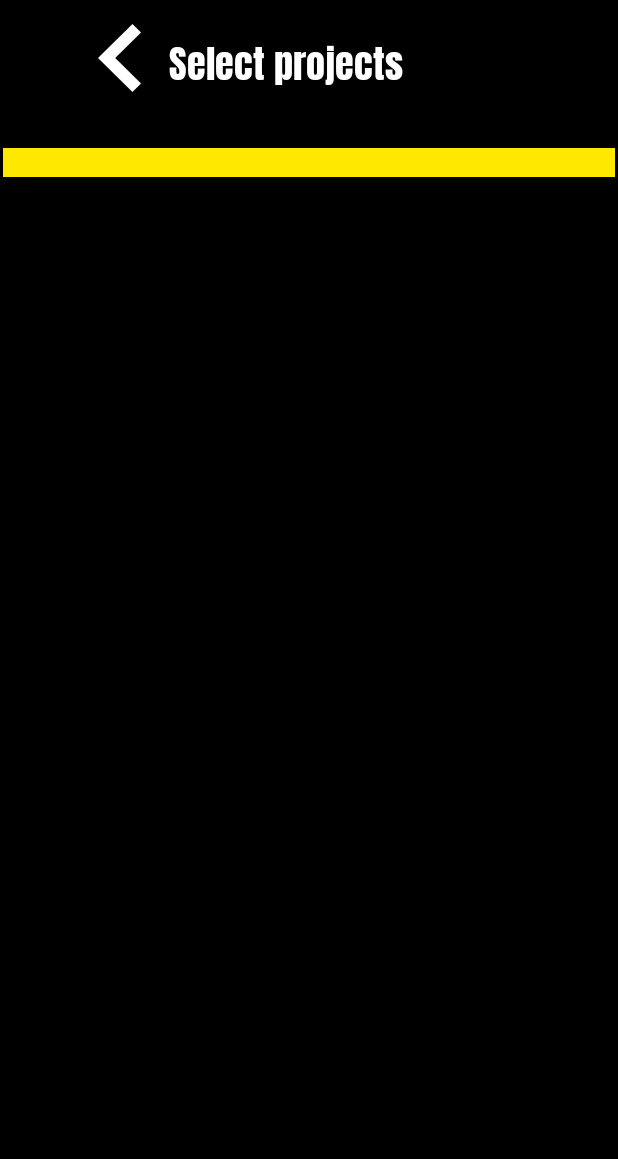
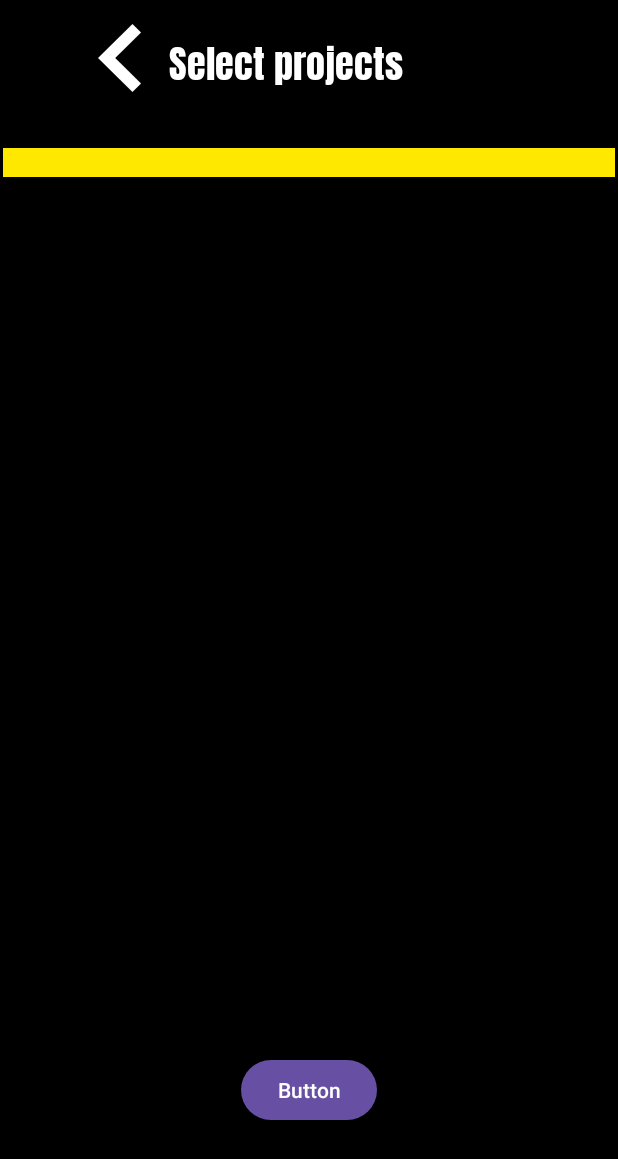
Before and after one commit to ST10136414/OPSC7311_ST10136414_JonathanBezuidenhout, an Android app: the SelectProjectActivity screen opened directly, with no data from a screen before it, on a phone screen of 412 x 824 dp. Shown: the top 1159 px of the screen. Run offline under Robolectric (Android 15) with nearby library versions, the phone set to English and light mode, and no system bars.

Commit message:
attempted fixes

```diff
--- a/app/src/main/res/layout/activity_select_project.xml
+++ b/app/src/main/res/layout/activity_select_project.xml
@@ -40,22 +40,39 @@
         app:layout_constraintVertical_bias="0.4" />
 
     <ScrollView
-        android:id="@+id/scrollView"
-        android:layout_width="404dp"
-        android:layout_height="519dp"
+        android:id="@+id/projectTimeScrollView"
+        android:layout_width="189dp"
+        android:layout_height="485dp"
         app:layout_constraintBottom_toBottomOf="parent"
         app:layout_constraintEnd_toEndOf="parent"
-        app:layout_constraintHorizontal_bias="0.285"
+        app:layout_constraintHorizontal_bias="0.967"
+        app:layout_constraintStart_toEndOf="@+id/projectNameScrollView"
+        app:layout_constraintTop_toBottomOf="@+id/view"
+        app:layout_constraintVertical_bias="0.115">
+
+        <LinearLayout
+            android:id="@+id/projectsTimeContainer"
+            android:layout_width="match_parent"
+            android:layout_height="wrap_content"
+            android:orientation="vertical" />
+    </ScrollView>
+
+    <ScrollView
+        android:id="@+id/projectNameScrollView"
+        android:layout_width="189dp"
+        android:layout_height="485dp"
+        app:layout_constraintBottom_toBottomOf="parent"
+        app:layout_constraintEnd_toEndOf="parent"
+        app:layout_constraintHorizontal_bias="0.009"
         app:layout_constraintStart_toStartOf="parent"
         app:layout_constraintTop_toBottomOf="@+id/view"
-        >
+        app:layout_constraintVertical_bias="0.115">
 
         <LinearLayout
-            android:id="@+id/projectsContainer"
+            android:id="@+id/projectsNameContainer"
             android:layout_width="match_parent"
             android:layout_height="wrap_content"
-            android:orientation="vertical"
-            />
+            android:orientation="vertical" />
     </ScrollView>
 
     <View
@@ -70,4 +87,14 @@
         app:layout_constraintStart_toStartOf="parent"
         app:layout_constraintTop_toTopOf="parent"
         app:layout_constraintVertical_bias="0.123" />
+
+    <Button
+        android:id="@+id/button"
+        android:layout_width="wrap_content"
+        android:layout_height="wrap_content"
+        android:text="Button"
+        app:layout_constraintBottom_toBottomOf="parent"
+        app:layout_constraintEnd_toEndOf="parent"
+        app:layout_constraintStart_toStartOf="parent"
+        app:layout_constraintTop_toBottomOf="@+id/projectNameScrollView" />
 </androidx.constraintlayout.widget.ConstraintLayout>
```
Also changed, not shown: app/src/main/java/Classes/UserClass.kt (+4 -3 lines), app/src/main/java/com/example/opsc7311/SelectProjectActivity.kt (+32 -3 lines).
